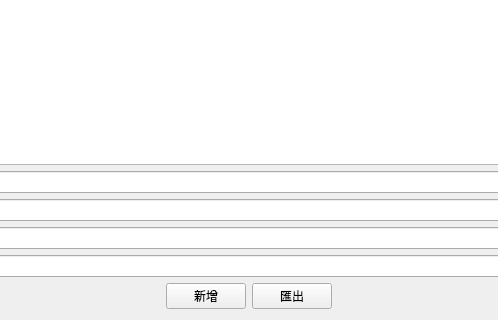
Old version of the form ContactBook/mywidget.ui in the repository 41343204jieyu/ContactBook; both pictures show x 151 to 649 and y 280 to 600 of the 800 by 600 pixel window.
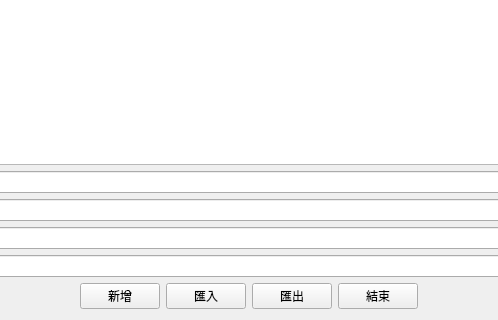
New version of the form.

What changed in the file:
```diff
--- a/ContactBook/mywidget.ui
+++ b/ContactBook/mywidget.ui
@@ -104,6 +104,13 @@
        </property>
       </widget>
      </item>
+     <item>
+      <widget class="QPushButton" name="pushButton_4">
+       <property name="text">
+        <string>匯入</string>
+       </property>
+      </widget>
+     </item>
      <item>
       <widget class="QPushButton" name="pushButton_2">
        <property name="text">
@@ -111,6 +118,13 @@
        </property>
       </widget>
      </item>
+     <item>
+      <widget class="QPushButton" name="pushButton_3">
+       <property name="text">
+        <string>結束</string>
+       </property>
+      </widget>
+     </item>
      <item>
       <spacer name="horizontalSpacer_3">
        <property name="orientation">
```
